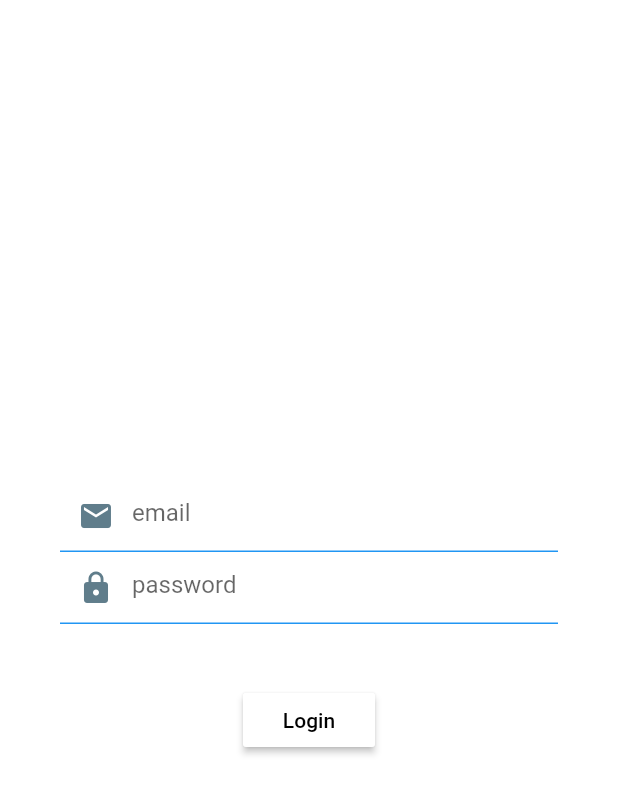
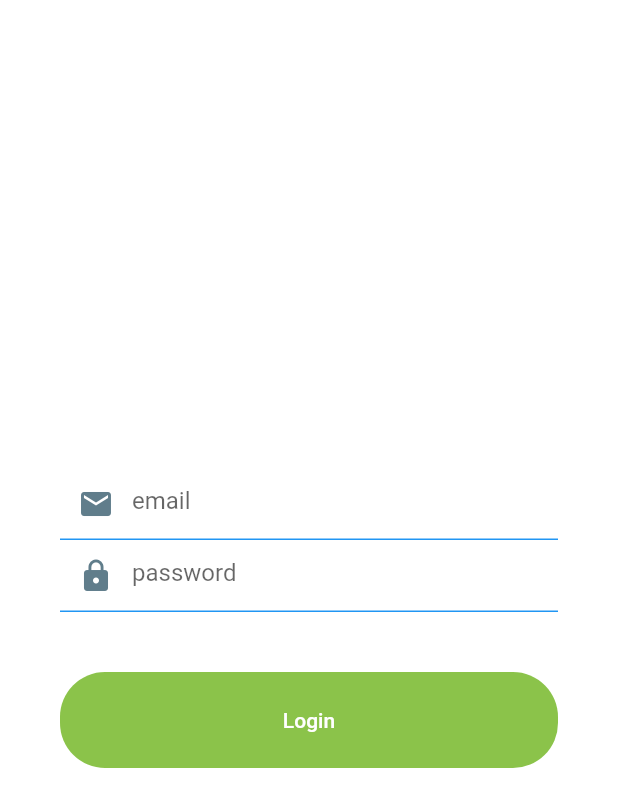
Before and after one commit to eduayuso/flutter_demo, a Flutter app: the screen it shows after launch, on a phone screen of 412 x 824 dp. Shown: the top 807 px of the screen. Run offline on Flutter 3.47's test engine with Material 2 defaults, Android fonts, the phone set to English and light mode, and no system bars; our stand-ins replace get_it.

Commit message:
Login inputs validation.

```diff
--- a/lib/config/constants.dart
+++ b/lib/config/constants.dart
@@ -1,13 +1,32 @@
 library Constants;
 
+/*
+ * App resources
+ */
 const String ASSETS_IMAGES_FOLDER = "assets/images/";
 const String APP_ICON_FILENAME = ASSETS_IMAGES_FOLDER + "green-apple.png";
 
-const String REST_API_ROOT = "https://reqres.in/api/";
+/*
+ * RESTful API
+ */
+const String REST_API_ROOT  = "https://reqres.in/api/";
 const String REST_API_LOGIN = "login";
 const String REST_API_USERS = "users";
 
+/*
+ * User roles
+ */
 const String ROLE_ADMINISTRATOR = "ADMINISTRATOR";
-const String ROLE_CLIENT = "CLIENT";
+const String ROLE_CLIENT        = "CLIENT";
 
+/*
+ * Pages constants
+ */
+const String PAGE_LOGIN         = "login";
+const String PAGE_HOME          = "home";
+const String PAGE_USER_PROFILE  = "userProfile";
+
+/*
+ * Views properties
+ */
 enum ViewStatus { Idle, Busy }
--- a/lib/ui/Router.dart
+++ b/lib/ui/Router.dart
@@ -2,6 +2,8 @@ import 'package:flutter/material.dart';
 import 'package:flutter/widgets.dart';
 import 'package:flutter_rest_demo/ui/views/HomeView.dart';
 import 'package:flutter_rest_demo/ui/views/LoginView.dart';
+import "package:flutter_rest_demo/config/constants.dart" as Constants;
+import 'views/UserProfileView.dart';
 
 const String initialRoute = "login";
 
@@ -10,10 +12,16 @@ class Router {
   static Route<dynamic> generateRoute(RouteSettings settings) {
 
     switch (settings.name) {
-      case '/':
+
+      case Constants.PAGE_LOGIN:
+        return MaterialPageRoute(builder: (_) => LoginView());
+
+      case Constants.PAGE_HOME:
         return MaterialPageRoute(builder: (_) => HomeView());
-      case 'login':
-        return MaterialPageRoute(builder: (_) => LoginView());
+
+      case Constants.PAGE_USER_PROFILE:
+        return MaterialPageRoute(builder: (_) => UserProfileView());
+
     /*  case 'post':
         var post = settings.arguments as Post;
         return MaterialPageRoute(builder: (_) => PostView(post: post));*/
--- a/lib/ui/models/LoginModel.dart
+++ b/lib/ui/models/LoginModel.dart
@@ -10,9 +10,17 @@ class LoginModel extends ViewModel {
   final UsersService usersService = locator<UsersService>();
 
   String errorMessage;
+  bool emailValidation = true;
+  bool passwordValidation = true;
 
   Future<User> login(String email, String password) async {
 
+    this.emailValidation = email.isNotEmpty;
+    this.passwordValidation = password.isNotEmpty && password.length > 3;
+    if (!this.emailValidation || !this.passwordValidation) {
+      this.setStatus(ViewStatus.Idle);
+      return null;
+    }
     this.setStatus(ViewStatus.Busy);
     email = "eve.holt@reqres.in";
     password = "cityslicka";
--- a/lib/ui/views/LoginView.dart
+++ b/lib/ui/views/LoginView.dart
@@ -31,13 +31,23 @@ class LoginViewState extends State<LoginView> {
   }
 }
 
-class LoginForm extends StatelessWidget {
+class LoginForm extends StatefulWidget {
+
+  final LoginModel model;
+
+  LoginForm({this.model});
+
+  @override
+  LoginFormState createState() => LoginFormState(model:this.model);
+}
+
+class LoginFormState extends State<StatefulWidget> {
 
   final TextEditingController emailController = TextEditingController();
   final TextEditingController passwordController = TextEditingController();
-  final LoginModel model;
+  LoginModel model;
 
-  LoginForm({this.model});
+  LoginFormState({this.model});
 
   @override
   Widget build(BuildContext context) {
@@ -52,39 +62,47 @@ class LoginForm extends StatelessWidget {
             CustomTextField(
               controller: this.emailController,
               hint: "email",
-              icon: Icons.mail
+              icon: Icons.mail,
+              errorText: "Enter a valid email",
+              validation: this.model.emailValidation,
             ),
             CustomTextField(
               controller: this.passwordController,
               hint: "password",
-              icon: Icons.lock
+              icon: Icons.lock,
+              errorText: "Enter a valid password (3 characters at least)",
+              validation: this.model.passwordValidation,
             ),
-            Padding(
-              padding: EdgeInsets.only(top:40.0),
-              child:
-                model.status == ViewStatus.Busy
-                  ? CircularProgressIndicator()
-                  : LoginButton(context),
-            ),
+            LoginButton(context, this.model.status)
           ],
         ),
       );
   }
 
-  Widget LoginButton(BuildContext context) {
+  Widget LoginButton(BuildContext context, ViewStatus status) {
 
     return
-      RaisedButton(
-        color: Colors.white,
-        child: Text(
-          'Login',
-          style: TextStyle(color: Colors.black),
-        ),
-        onPressed: () async {
-          String username = this.emailController.text;
-          String password = this.passwordController.text;
-          loginAction(context, username, password);
-        }
+      Container(
+        height:64,
+        width: MediaQuery.of(context).size.width,
+        margin: EdgeInsets.only(top:40.0),
+        child:
+          FlatButton(
+            shape: new RoundedRectangleBorder(
+              borderRadius: new BorderRadius.circular(30.0),
+            ),
+            color: Colors.lightGreen,
+            child:
+              status == ViewStatus.Busy
+              ? CircularProgressIndicator(valueColor: new AlwaysStoppedAnimation<Color>(Colors.white))
+              : Text('Login', style: TextStyle(color: Colors.white)),
+            onPressed: () async {
+              if (status == ViewStatus.Busy) return null;
+              String username = this.emailController.text;
+              String password = this.passwordController.text;
+              loginAction(context, username, password);
+            },
+          )
       );
   }
 
@@ -99,9 +117,11 @@ class LoginForm extends StatelessWidget {
       var userName = loggedUser.firstName;
       final snackBar = SnackBar(content: Text('Logged! $userName'));
       Scaffold.of(context).showSnackBar(snackBar);
-    } else {
+    } else if (this.model.emailValidation && this.model.passwordValidation) {
       final snackBar = SnackBar(content: const Text('Noooo!'));
       Scaffold.of(context).showSnackBar(snackBar);
     }
+    this.emailController.text = username;
+    this.passwordController.text = password;
   }
 }
--- a/lib/ui/widgets/CustomTextField.dart
+++ b/lib/ui/widgets/CustomTextField.dart
@@ -6,8 +6,10 @@ class CustomTextField extends StatelessWidget {
   TextEditingController controller = TextEditingController();
   final String hint;
   final IconData icon;
+  final String errorText;
+  final bool validation;
 
-  CustomTextField({@required this.controller, this.hint, this.icon});
+  CustomTextField({@required this.controller, this.icon, this.hint, this.errorText, this.validation});
 
   @override
   Widget build(BuildContext context) {
@@ -17,6 +19,7 @@ class CustomTextField extends StatelessWidget {
         child: TextField(
           decoration: InputDecoration(
             hintText: this.hint,
+            errorText: this.validation ? null : this.errorText,
             enabledBorder: UnderlineInputBorder(
               borderSide: BorderSide(
                 color: Theme.of(context).accentColor, width: 1.0
```
Also changed, not shown: lib/ui/views/UserProfileView.dart (added, +10 -0 lines).
